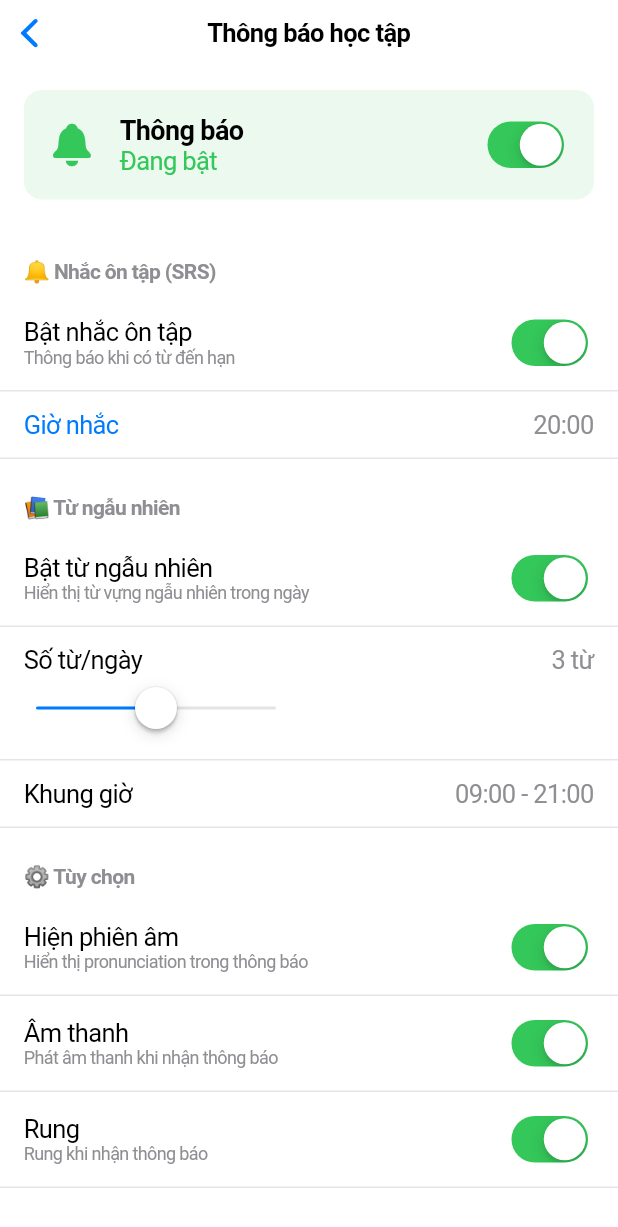
After one commit to tuta-ktech-dev/korean-vocab-app, a Flutter app: the NotificationSettingsScreen screen opened directly, on a phone screen of 412 x 824 dp. The commit adds this screen. Shown: the top 1227 px of the screen. Run offline on Flutter 3.47's test engine with Material 3 defaults, Android fonts, the phone set to English and light mode, and no system bars; our stand-ins replace equatable, flip_card, flutter_bloc, flutter_local_notifications, flutter_tts, image_picker and 2 more; accounts and stored records are empty.

Commit message:
Feat: Add notification system with Android/iOS native config
- Add NotificationService with SRS reminder and random word scheduling
- Fix flutter_local_notifications v21 API (named params: settings:, id:)
- Add NotificationSettingsScreen UI with toggles, time picker, sliders
- Add notification tile to SettingsScreen
- Configure AndroidManifest.xml: POST_NOTIFICATIONS, SCHEDULE_EXACT_ALARM,
  USE_EXACT_ALARM, RECEIVE_BOOT_COMPLETED, VIBRATE + BroadcastReceivers
- Configure iOS Info.plist: UIBackgroundModes (fetch, remote-notification)

```diff
--- /dev/null
+++ b/lib/models/notification_settings.dart
@@ -0,0 +1,94 @@
+/// Settings cho Local Notifications
+class NotificationSettings {
+  bool enabled;
+  bool srsReminderEnabled;
+  bool randomWordEnabled;
+
+  // SRS Reminder settings
+  int srsReminderHour;      // Giờ nhắc (default: 20)
+  int srsReminderMinute;    // Phút (default: 0)
+
+  // Random Word settings
+  int randomWordCount;      // Số từ/ngày (1-5)
+  int randomWordStartHour;  // Giờ bắt đầu (default: 9)
+  int randomWordEndHour;    // Giờ kết thúc (default: 21)
+
+  // UI settings
+  bool showPronunciation;
+  bool playSound;
+  bool vibrate;
+
+  NotificationSettings({
+    this.enabled = true,
+    this.srsReminderEnabled = true,
+    this.randomWordEnabled = true,
+    this.srsReminderHour = 20,
+    this.srsReminderMinute = 0,
+    this.randomWordCount = 3,
+    this.randomWordStartHour = 9,
+    this.randomWordEndHour = 21,
+    this.showPronunciation = true,
+    this.playSound = true,
+    this.vibrate = true,
+  });
+
+  Map<String, dynamic> toMap() {
+    return {
+      'enabled': enabled,
+      'srsReminderEnabled': srsReminderEnabled,
+      'randomWordEnabled': randomWordEnabled,
+      'srsReminderHour': srsReminderHour,
+      'srsReminderMinute': srsReminderMinute,
+      'randomWordCount': randomWordCount,
+      'randomWordStartHour': randomWordStartHour,
+      'randomWordEndHour': randomWordEndHour,
+      'showPronunciation': showPronunciation,
+      'playSound': playSound,
+      'vibrate': vibrate,
+    };
+  }
+
+  factory NotificationSettings.fromMap(Map<String, dynamic> map) {
+    return NotificationSettings(
+      enabled: map['enabled'] ?? true,
+      srsReminderEnabled: map['srsReminderEnabled'] ?? true,
+      randomWordEnabled: map['randomWordEnabled'] ?? true,
+      srsReminderHour: map['srsReminderHour'] ?? 20,
+      srsReminderMinute: map['srsReminderMinute'] ?? 0,
+      randomWordCount: map['randomWordCount'] ?? 3,
+      randomWordStartHour: map['randomWordStartHour'] ?? 9,
+      randomWordEndHour: map['randomWordEndHour'] ?? 21,
+      showPronunciation: map['showPronunciation'] ?? true,
+      playSound: map['playSound'] ?? true,
+      vibrate: map['vibrate'] ?? true,
+    );
+  }
+
+  NotificationSettings copyWith({
+    bool? enabled,
+    bool? srsReminderEnabled,
+    bool? randomWordEnabled,
+    int? srsReminderHour,
+    int? srsReminderMinute,
+    int? randomWordCount,
+    int? randomWordStartHour,
+    int? randomWordEndHour,
+    bool? showPronunciation,
+    bool? playSound,
+    bool? vibrate,
+  }) {
+    return NotificationSettings(
+      enabled: enabled ?? this.enabled,
+      srsReminderEnabled: srsReminderEnabled ?? this.srsReminderEnabled,
+      randomWordEnabled: randomWordEnabled ?? this.randomWordEnabled,
+      srsReminderHour: srsReminderHour ?? this.srsReminderHour,
+      srsReminderMinute: srsReminderMinute ?? this.srsReminderMinute,
+      randomWordCount: randomWordCount ?? this.randomWordCount,
+      randomWordStartHour: randomWordStartHour ?? this.randomWordStartHour,
+      randomWordEndHour: randomWordEndHour ?? this.randomWordEndHour,
+      showPronunciation: showPronunciation ?? this.showPronunciation,
+      playSound: playSound ?? this.playSound,
+      vibrate: vibrate ?? this.vibrate,
+    );
+  }
+}
--- /dev/null
+++ b/lib/screens/settings/notification_settings_screen.dart
@@ -0,0 +1,398 @@
+import 'package:flutter/cupertino.dart';
+import '../../models/notification_settings.dart';
+
+class NotificationSettingsScreen extends StatefulWidget {
+  const NotificationSettingsScreen({super.key});
+
+  @override
+  State<NotificationSettingsScreen> createState() =>
+      _NotificationSettingsScreenState();
+}
+
+class _NotificationSettingsScreenState
+    extends State<NotificationSettingsScreen> {
+  NotificationSettings _settings = NotificationSettings();
+
+  @override
+  Widget build(BuildContext context) {
+    return CupertinoPageScaffold(
+      navigationBar: const CupertinoNavigationBar(
+        middle: Text('Thông báo học tập'),
+      ),
+      child: SafeArea(
+        child: ListView(
+          children: [
+            // Master toggle
+            _buildMasterToggle(),
+
+            if (_settings.enabled) ...[
+              // SRS Reminder Section
+              _buildSectionHeader('🔔 Nhắc ôn tập (SRS)'),
+              _buildToggleTile(
+                title: 'Bật nhắc ôn tập',
+                subtitle: 'Thông báo khi có từ đến hạn',
+                value: _settings.srsReminderEnabled,
+                onChanged: (value) {
+                  setState(() {
+                    _settings = _settings.copyWith(srsReminderEnabled: value);
+                  });
+                },
+              ),
+              if (_settings.srsReminderEnabled) ...[
+                _buildTimePickerTile(
+                  title: 'Giờ nhắc',
+                  hour: _settings.srsReminderHour,
+                  minute: _settings.srsReminderMinute,
+                  onChanged: (hour, minute) {
+                    setState(() {
+                      _settings = _settings.copyWith(
+                        srsReminderHour: hour,
+                        srsReminderMinute: minute,
+                      );
+                    });
+                  },
+                ),
+              ],
+
+              // Random Word Section
+              _buildSectionHeader('📚 Từ ngẫu nhiên'),
+              _buildToggleTile(
+                title: 'Bật từ ngẫu nhiên',
+                subtitle: 'Hiển thị từ vựng ngẫu nhiên trong ngày',
+                value: _settings.randomWordEnabled,
+                onChanged: (value) {
+                  setState(() {
+                    _settings = _settings.copyWith(randomWordEnabled: value);
+                  });
+                },
+              ),
+              if (_settings.randomWordEnabled) ...[
+                _buildSliderTile(
+                  title: 'Số từ/ngày',
+                  value: _settings.randomWordCount.toDouble(),
+                  min: 1,
+                  max: 5,
+                  divisions: 4,
+                  onChanged: (value) {
+                    setState(() {
+                      _settings = _settings.copyWith(
+                        randomWordCount: value.toInt(),
+                      );
+                    });
+                  },
+                ),
+                _buildRangeTile(
+                  title: 'Khung giờ',
+                  startHour: _settings.randomWordStartHour,
+                  endHour: _settings.randomWordEndHour,
+                  onChanged: (start, end) {
+                    setState(() {
+                      _settings = _settings.copyWith(
+                        randomWordStartHour: start,
+                        randomWordEndHour: end,
+                      );
+                    });
+                  },
+                ),
+              ],
+
+              // Options Section
+              _buildSectionHeader('⚙️ Tùy chọn'),
+              _buildToggleTile(
+                title: 'Hiện phiên âm',
+                subtitle: 'Hiển thị pronunciation trong thông báo',
+                value: _settings.showPronunciation,
+                onChanged: (value) {
+                  setState(() {
+                    _settings = _settings.copyWith(showPronunciation: value);
+                  });
+                },
+              ),
+              _buildToggleTile(
+                title: 'Âm thanh',
+                subtitle: 'Phát âm thanh khi nhận thông báo',
+                value: _settings.playSound,
+                onChanged: (value) {
+                  setState(() {
+                    _settings = _settings.copyWith(playSound: value);
+                  });
+                },
+              ),
+              _buildToggleTile(
+                title: 'Rung',
+                subtitle: 'Rung khi nhận thông báo',
+                value: _settings.vibrate,
+                onChanged: (value) {
+                  setState(() {
+                    _settings = _settings.copyWith(vibrate: value);
+                  });
+                },
+              ),
+            ],
+
+            const SizedBox(height: 32),
+
+            // Save button
+            Padding(
+              padding: const EdgeInsets.symmetric(horizontal: 16),
+              child: CupertinoButton.filled(
+                onPressed: _saveSettings,
+                child: const Text('Lưu cài đặt'),
+              ),
+            ),
+          ],
+        ),
+      ),
+    );
+  }
+
+  Widget _buildMasterToggle() {
+    return Container(
+      margin: const EdgeInsets.all(16),
+      padding: const EdgeInsets.all(16),
+      decoration: BoxDecoration(
+        color: _settings.enabled
+            ? CupertinoColors.systemGreen.withValues(alpha: 0.1)
+            : CupertinoColors.systemGrey6,
+        borderRadius: BorderRadius.circular(12),
+      ),
+      child: Row(
+        children: [
+          Icon(
+            _settings.enabled
+                ? CupertinoIcons.bell_fill
+                : CupertinoIcons.bell_slash_fill,
+            color: _settings.enabled
+                ? CupertinoColors.systemGreen
+                : CupertinoColors.systemGrey,
+            size: 32,
+          ),
+          const SizedBox(width: 16),
+          Expanded(
+            child: Column(
+              crossAxisAlignment: CrossAxisAlignment.start,
+              children: [
+                const Text(
+                  'Thông báo',
+                  style: TextStyle(fontSize: 18, fontWeight: FontWeight.w600),
+                ),
+                Text(
+                  _settings.enabled ? 'Đang bật' : 'Đang tắt',
+                  style: TextStyle(
+                    color: _settings.enabled
+                        ? CupertinoColors.systemGreen
+                        : CupertinoColors.systemGrey,
+                  ),
+                ),
+              ],
+            ),
+          ),
+          CupertinoSwitch(
+            value: _settings.enabled,
+            onChanged: (value) {
+              setState(() {
+                _settings = _settings.copyWith(enabled: value);
+              });
+            },
+          ),
+        ],
+      ),
+    );
+  }
+
+  Widget _buildSectionHeader(String title) {
+    return Padding(
+      padding: const EdgeInsets.fromLTRB(16, 24, 16, 8),
+      child: Text(
+        title,
+        style: const TextStyle(
+          fontSize: 14,
+          fontWeight: FontWeight.w600,
+          color: CupertinoColors.systemGrey,
+        ),
+      ),
+    );
+  }
+
+  Widget _buildToggleTile({
+    required String title,
+    required String subtitle,
+    required bool value,
+    required ValueChanged<bool> onChanged,
+  }) {
+    return Container(
+      padding: const EdgeInsets.symmetric(horizontal: 16, vertical: 12),
+      decoration: const BoxDecoration(
+        border: Border(bottom: BorderSide(color: CupertinoColors.systemGrey5)),
+      ),
+      child: Row(
+        children: [
+          Expanded(
+            child: Column(
+              crossAxisAlignment: CrossAxisAlignment.start,
+              children: [
+                Text(title),
+                Text(
+                  subtitle,
+                  style: const TextStyle(
+                    fontSize: 12,
+                    color: CupertinoColors.systemGrey,
+                  ),
+                ),
+              ],
+            ),
+          ),
+          CupertinoSwitch(value: value, onChanged: onChanged),
+        ],
+      ),
+    );
+  }
+
+  Widget _buildTimePickerTile({
+    required String title,
+    required int hour,
+    required int minute,
+    required Function(int hour, int minute) onChanged,
+  }) {
+    return CupertinoButton(
+      padding: EdgeInsets.zero,
+      onPressed: () {
+        showCupertinoModalPopup(
+          context: context,
+          builder: (context) => Container(
+            height: 250,
+            color: CupertinoColors.systemBackground,
+            child: Column(
+              children: [
+                Row(
+                  mainAxisAlignment: MainAxisAlignment.spaceBetween,
+                  children: [
+                    CupertinoButton(
+                      child: const Text('Hủy'),
+                      onPressed: () => Navigator.pop(context),
+                    ),
+                    CupertinoButton(
+                      child: const Text('Xong'),
+                      onPressed: () => Navigator.pop(context),
+                    ),
+                  ],
+                ),
+                Expanded(
+                  child: CupertinoDatePicker(
+                    mode: CupertinoDatePickerMode.time,
+                    initialDateTime: DateTime(2024, 1, 1, hour, minute),
+                    onDateTimeChanged: (dateTime) {
+                      onChanged(dateTime.hour, dateTime.minute);
+                    },
+                  ),
+                ),
+              ],
+            ),
+          ),
+        );
+      },
+      child: Container(
+        padding: const EdgeInsets.symmetric(horizontal: 16, vertical: 12),
+        decoration: const BoxDecoration(
+          border: Border(
+            bottom: BorderSide(color: CupertinoColors.systemGrey5),
+          ),
+        ),
+        child: Row(
+          mainAxisAlignment: MainAxisAlignment.spaceBetween,
+          children: [
+            Text(title),
+            Text(
+              '${hour.toString().padLeft(2, '0')}:${minute.toString().padLeft(2, '0')}',
+              style: const TextStyle(color: CupertinoColors.systemGrey),
+            ),
+          ],
+        ),
+      ),
+    );
+  }
+
+  Widget _buildSliderTile({
+    required String title,
+    required double value,
+    required double min,
+    required double max,
+    required int divisions,
+    required ValueChanged<double> onChanged,
+  }) {
+    return Container(
+      padding: const EdgeInsets.symmetric(horizontal: 16, vertical: 12),
+      decoration: const BoxDecoration(
+        border: Border(bottom: BorderSide(color: CupertinoColors.systemGrey5)),
+      ),
+      child: Column(
+        crossAxisAlignment: CrossAxisAlignment.start,
+        children: [
+          Row(
+            mainAxisAlignment: MainAxisAlignment.spaceBetween,
+            children: [
+              Text(title),
+              Text(
+                '${value.toInt()} từ',
+                style: const TextStyle(color: CupertinoColors.systemGrey),
+              ),
+            ],
+          ),
+          CupertinoSlider(
+            value: value,
+            min: min,
+            max: max,
+            divisions: divisions,
+            onChanged: onChanged,
+          ),
+        ],
+      ),
+    );
+  }
+
+  Widget _buildRangeTile({
+    required String title,
+    required int startHour,
+    required int endHour,
+    required Function(int start, int end) onChanged,
+  }) {
+    return Container(
+      padding: const EdgeInsets.symmetric(horizontal: 16, vertical: 12),
+      decoration: const BoxDecoration(
+        border: Border(bottom: BorderSide(color: CupertinoColors.systemGrey5)),
+      ),
+      child: Row(
+        mainAxisAlignment: MainAxisAlignment.spaceBetween,
+        children: [
+          Text(title),
+          Text(
+            '${startHour.toString().padLeft(2, '0')}:00 - ${endHour.toString().padLeft(2, '0')}:00',
+            style: const TextStyle(color: CupertinoColors.systemGrey),
+          ),
+        ],
+      ),
+    );
+  }
+
+  void _saveSettings() {
+    // TODO: Save to SharedPreferences
+    // TODO: Reschedule notifications
+
+    showCupertinoDialog(
+      context: context,
+      builder: (context) => CupertinoAlertDialog(
+        title: const Text('Đã lưu'),
+        content: const Text('Cài đặt thông báo đã được cập nhật.'),
+        actions: [
+          CupertinoDialogAction(
+            onPressed: () {
+              Navigator.pop(context);
+              Navigator.pop(context);
+            },
+            child: const Text('OK'),
+          ),
+        ],
+      ),
+    );
+  }
+}
--- a/lib/screens/settings/settings_screen.dart
+++ b/lib/screens/settings/settings_screen.dart
@@ -1,4 +1,5 @@
 import 'package:flutter/cupertino.dart';
+import 'notification_settings_screen.dart';
 
 class SettingsScreen extends StatelessWidget {
   const SettingsScreen({super.key});
@@ -10,11 +11,26 @@ class SettingsScreen extends StatelessWidget {
       child: SafeArea(
         child: ListView(
           children: [
+            _buildSectionHeader('Thông báo'),
+            _buildSettingsTile(
+              icon: CupertinoIcons.bell_fill,
+              title: 'Thông báo học tập',
+              subtitle: 'Nhắc nhở ôn tập & từ ngẫu nhiên',
+              color: CupertinoColors.systemRed,
+              onTap: () {
+                Navigator.push(
+                  context,
+                  CupertinoPageRoute(
+                    builder: (context) => const NotificationSettingsScreen(),
+                  ),
+                );
+              },
+            ),
             _buildSectionHeader('Thông tin'),
             _buildSettingsTile(
               icon: CupertinoIcons.info_circle_fill,
               title: 'Về ứng dụng',
-              subtitle: 'Phiên bản 2.7.0',
+              subtitle: 'Phiên bản 3.0.0',
               onTap: () {
                 _showAboutDialog(context);
               },
@@ -120,7 +136,7 @@ class SettingsScreen extends StatelessWidget {
             ),
             SizedBox(height: 16),
             Text(
-              'Phiên bản 2.7.0',
+              'Phiên bản 3.0.0',
               style: TextStyle(color: CupertinoColors.systemGrey, fontSize: 14),
             ),
             SizedBox(height: 8),
--- a/pubspec.yaml
+++ b/pubspec.yaml
@@ -22,6 +22,8 @@ dependencies:
   equatable: ^2.0.8
   image_picker: ^1.2.1
   path: ^1.9.1
+  flutter_local_notifications: ^21.0.0-dev.2
+  timezone: ^0.11.0
 
 dev_dependencies:
   flutter_test:
```
Also changed, not shown: lib/core/services/notification_service.dart (added, +152 -0 lines), pubspec.lock, 4 other files.
